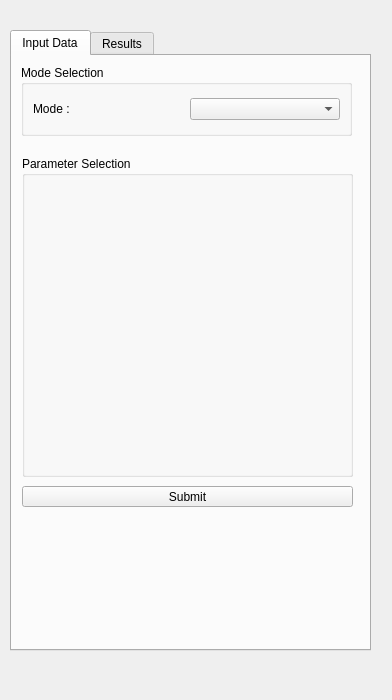
First picture: the form in DockWidgets/DockWidgetMaterialStream.ui, repository FOSSEE/Chemical-Simulator-GUI, before the edit.
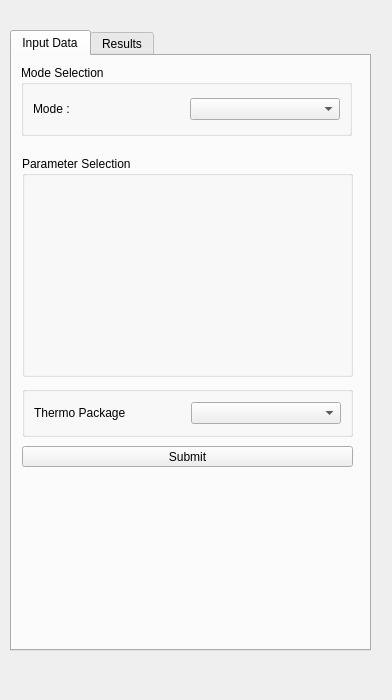
Second picture: the form after the edit. The open tabs and pages were chosen to show the change.

Commit message: Update Thermo Package option for MaterialStream DockWidget

The edit to the form file:
```diff
--- a/DockWidgets/DockWidgetMaterialStream.ui
+++ b/DockWidgets/DockWidgetMaterialStream.ui
@@ -98,7 +98,7 @@
        <x>10</x>
        <y>100</y>
        <width>331</width>
-       <height>321</height>
+       <height>221</height>
       </rect>
      </property>
      <property name="title">
@@ -114,7 +114,7 @@
      <property name="geometry">
       <rect>
        <x>10</x>
-       <y>430</y>
+       <y>390</y>
        <width>331</width>
        <height>21</height>
       </rect>
@@ -123,6 +123,51 @@
       <string>Submit</string>
      </property>
     </widget>
+    <widget class="QGroupBox" name="groupBox_3">
+     <property name="geometry">
+      <rect>
+       <x>10</x>
+       <y>330</y>
+       <width>331</width>
+       <height>51</height>
+      </rect>
+     </property>
+     <property name="title">
+      <string/>
+     </property>
+     <layout class="QHBoxLayout" name="horizontalLayout_10">
+      <item>
+       <layout class="QHBoxLayout" name="horizontalLayout_11">
+        <item>
+         <widget class="QLabel" name="label_2">
+          <property name="sizePolicy">
+           <sizepolicy hsizetype="Preferred" vsizetype="Fixed">
+            <horstretch>0</horstretch>
+            <verstretch>0</verstretch>
+           </sizepolicy>
+          </property>
+          <property name="text">
+           <string>Thermo Package</string>
+          </property>
+         </widget>
+        </item>
+        <item>
+         <widget class="QComboBox" name="cbTP">
+          <property name="enabled">
+           <bool>true</bool>
+          </property>
+          <property name="sizePolicy">
+           <sizepolicy hsizetype="Preferred" vsizetype="Fixed">
+            <horstretch>0</horstretch>
+            <verstretch>0</verstretch>
+           </sizepolicy>
+          </property>
+         </widget>
+        </item>
+       </layout>
+      </item>
+     </layout>
+    </widget>
    </widget>
    <widget class="QWidget" name="tab_2">
     <attribute name="title">
```
Left out of the diff: 8 changed lines with no effect on the pictures. The commit also changes 4 other files.
